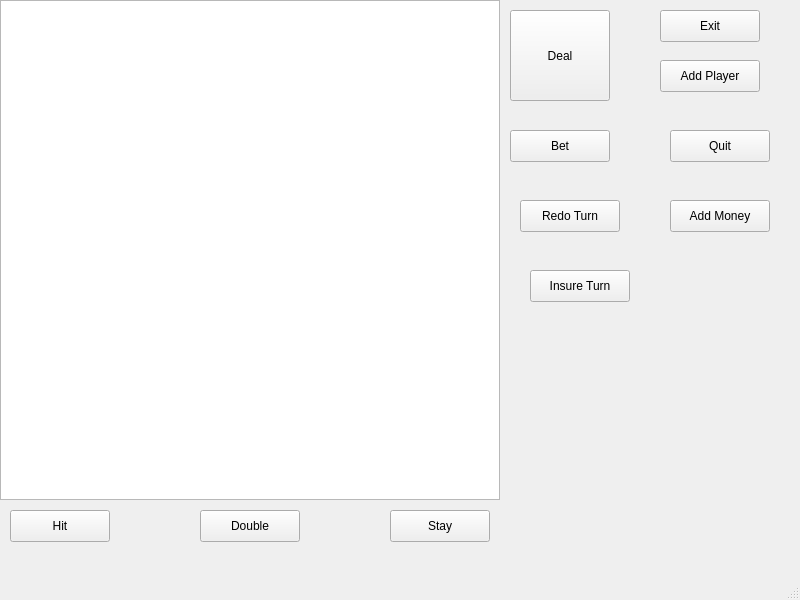
First picture: the form in blackjack/mainwindow.ui, repository dawsonvoth1/blackjack_oop, before the edit.
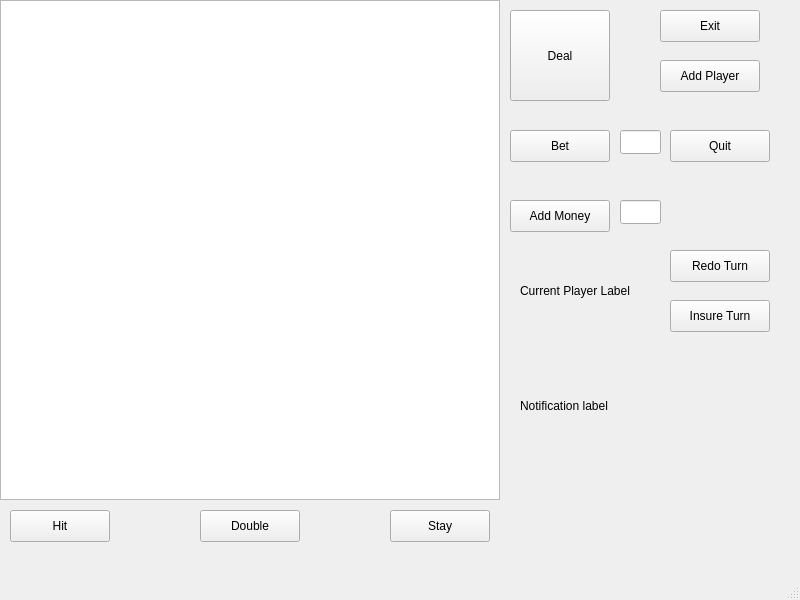
Second picture: the form after the edit.

```diff
--- a/blackjack/mainwindow.ui
+++ b/blackjack/mainwindow.ui
@@ -131,8 +131,8 @@
    <widget class="QPushButton" name="pushButton_9">
     <property name="geometry">
      <rect>
-      <x>520</x>
-      <y>200</y>
+      <x>670</x>
+      <y>250</y>
       <width>100</width>
       <height>32</height>
      </rect>
@@ -144,7 +144,7 @@
    <widget class="QPushButton" name="pushButton_10">
     <property name="geometry">
      <rect>
-      <x>670</x>
+      <x>510</x>
       <y>200</y>
       <width>100</width>
       <height>32</height>
@@ -157,8 +157,8 @@
    <widget class="QPushButton" name="pushButton_11">
     <property name="geometry">
      <rect>
-      <x>530</x>
-      <y>270</y>
+      <x>670</x>
+      <y>300</y>
       <width>100</width>
       <height>32</height>
      </rect>
@@ -167,6 +167,52 @@
      <string>Insure Turn</string>
     </property>
    </widget>
+   <widget class="QLineEdit" name="inputBetlineEdit">
+    <property name="geometry">
+     <rect>
+      <x>620</x>
+      <y>130</y>
+      <width>41</width>
+      <height>24</height>
+     </rect>
+    </property>
+   </widget>
+   <widget class="QLineEdit" name="inputAddMoneylineEdit">
+    <property name="geometry">
+     <rect>
+      <x>620</x>
+      <y>200</y>
+      <width>41</width>
+      <height>24</height>
+     </rect>
+    </property>
+   </widget>
+   <widget class="QLabel" name="currentPlayerlabel">
+    <property name="geometry">
+     <rect>
+      <x>520</x>
+      <y>260</y>
+      <width>141</width>
+      <height>61</height>
+     </rect>
+    </property>
+    <property name="text">
+     <string>Current Player Label</string>
+    </property>
+   </widget>
+   <widget class="QLabel" name="notificationlabel">
+    <property name="geometry">
+     <rect>
+      <x>520</x>
+      <y>390</y>
+      <width>261</width>
+      <height>31</height>
+     </rect>
+    </property>
+    <property name="text">
+     <string>Notification label</string>
+    </property>
+   </widget>
   </widget>
   <widget class="QMenuBar" name="menubar">
    <property name="geometry">
```
Left out of the diff: 24 changed lines with no effect on the pictures.
